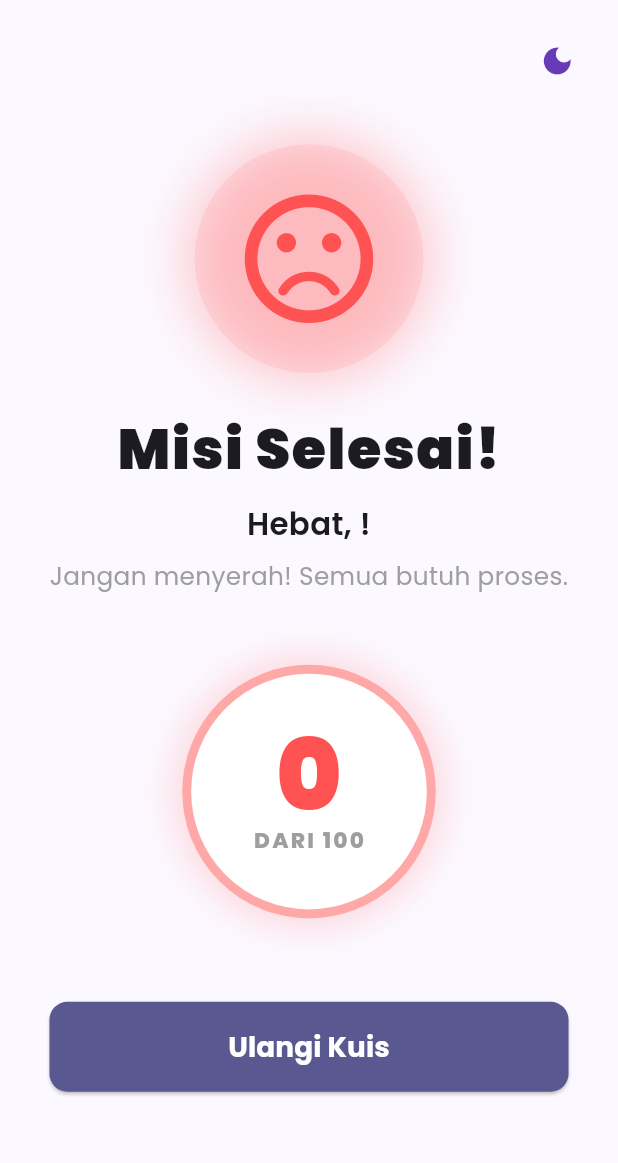
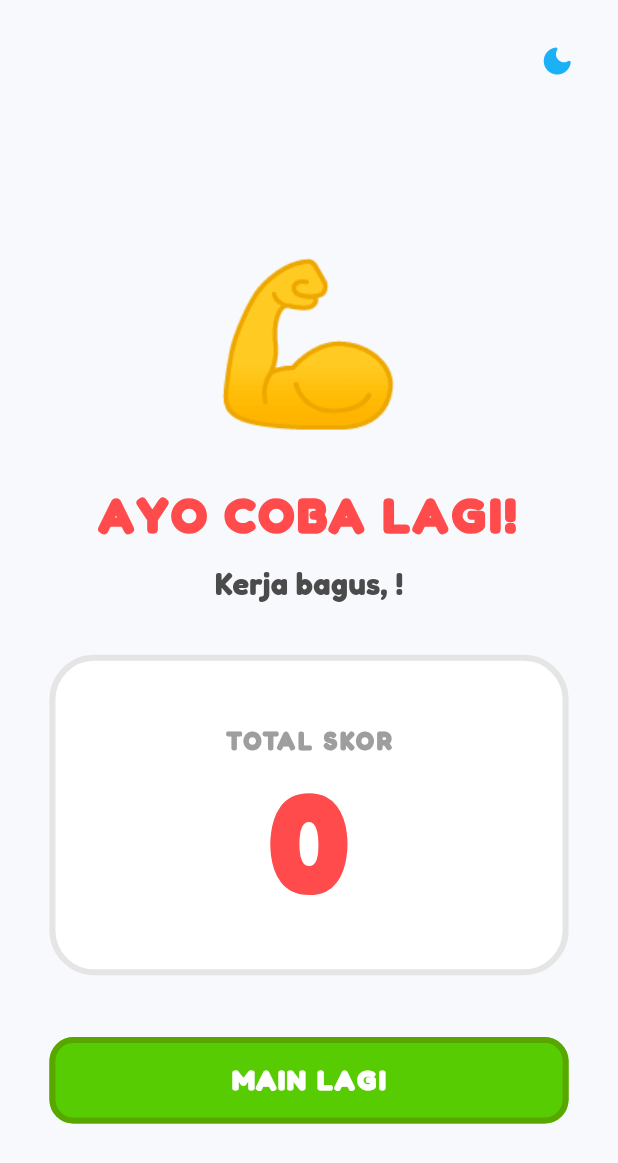
Before and after one commit to ArghaNiqieW11/UTS_Lab_PemMob, a Flutter app: the ResultScreen screen opened by its route, on a phone screen of 412 x 824 dp. Shown: the top 1163 px of the screen. Run offline on Flutter 3.47's test engine with Material 3 defaults, Android fonts, the phone set to English and light mode, and no system bars; our stand-ins replace go_router, google_fonts.

Commit message:
feat: rombak total desain UI menjadi tema playful gamified style (ala Duolingo atau Kahoot)

```diff
--- a/lib/screens/result_screen.dart
+++ b/lib/screens/result_screen.dart
@@ -17,94 +17,93 @@ class ResultScreen extends StatelessWidget {
     final screenWidth = MediaQuery.of(context).size.width;
 
     final maxScore = QuizData.questions.length * 10;
-    String feedbackMessage;
-    IconData feedbackIcon;
+    String feedbackTitle;
     Color feedbackColor;
+    String assetIcon;
 
     if (provider.score == maxScore) {
-      feedbackMessage = "Sempurna! Kamu pantas jadi Master Flutter.";
-      feedbackIcon = Icons.stars_rounded;
-      feedbackColor = Colors.amber;
+      feedbackTitle = "SEMPURNA!";
+      feedbackColor = const Color(0xFFFFC800);
+      assetIcon = '🏆';
     } else if (provider.score >= maxScore * 0.7) {
-      feedbackMessage = "Luar biasa! Pemahamanmu sangat tajam.";
-      feedbackIcon = Icons.thumb_up_alt_rounded;
-      feedbackColor = Colors.greenAccent.shade400;
-    } else if (provider.score >= maxScore * 0.4) {
-      feedbackMessage = "Lumayan! Ayo baca kembali modulnya.";
-      feedbackIcon = Icons.menu_book_rounded;
-      feedbackColor = Colors.orangeAccent;
+      feedbackTitle = "LUAR BIASA!";
+      feedbackColor = const Color(0xFF58CC02);
+      assetIcon = '🔥';
     } else {
-      feedbackMessage = "Jangan menyerah! Semua butuh proses.";
-      feedbackIcon = Icons.sentiment_dissatisfied_rounded;
-      feedbackColor = Colors.redAccent;
+      feedbackTitle = "AYO COBA LAGI!";
+      feedbackColor = const Color(0xFFFF4B4B);
+      assetIcon = '💪';
     }
 
     return Scaffold(
       body: SafeArea(
-        child: Stack(
+        child: Column(
           children: [
             Align(
               alignment: Alignment.topRight,
               child: Padding(
                 padding: EdgeInsets.all(screenWidth * 0.04),
                 child: IconButton(
-                  icon: Icon(themeProvider.isDarkMode ? Icons.light_mode : Icons.dark_mode, color: isDark ? Colors.amber : Colors.deepPurple),
+                  icon: Icon(themeProvider.isDarkMode ? Icons.light_mode_rounded : Icons.dark_mode_rounded),
+                  color: isDark ? Colors.amber : const Color(0xFF1CB0F6),
                   onPressed: () => themeProvider.toggleTheme(),
                 ),
               ),
             ),
-            Center(
+            Expanded(
+              child: Center(
                 child: SingleChildScrollView(
-                padding: EdgeInsets.all(screenWidth * 0.08),
+                  padding: EdgeInsets.symmetric(horizontal: screenWidth * 0.08),
                   child: Column(
                     mainAxisAlignment: MainAxisAlignment.center,
                     children: [
-                    Container(
-                      padding: EdgeInsets.all(screenWidth * 0.06),
-                      decoration: BoxDecoration(shape: BoxShape.circle, color: feedbackColor.withOpacity(0.1), boxShadow: [BoxShadow(color: feedbackColor.withOpacity(0.3), blurRadius: 30, spreadRadius: 5)]),
-                      child: Icon(feedbackIcon, size: screenWidth * 0.25, color: feedbackColor),
-                    ),
-                    SizedBox(height: screenWidth * 0.06),
-                    Text('Misi Selesai!', style: TextStyle(fontSize: screenWidth * 0.09, fontWeight: FontWeight.w900, letterSpacing: 1)),
-                    SizedBox(height: screenWidth * 0.02),
+                      Text(assetIcon, style: TextStyle(fontSize: screenWidth * 0.25)),
+                      SizedBox(height: screenWidth * 0.04),
                       Text(
-                      'Hebat, ${provider.userName}!',
-                      style: TextStyle(fontSize: screenWidth * 0.05, fontWeight: FontWeight.w600),
+                        feedbackTitle,
+                        style: TextStyle(fontSize: screenWidth * 0.08, fontWeight: FontWeight.w900, color: feedbackColor, letterSpacing: 2),
                         textAlign: TextAlign.center,
                       ),
                       SizedBox(height: screenWidth * 0.02),
                       Text(
-                      feedbackMessage,
-                      style: TextStyle(fontSize: screenWidth * 0.04, color: Colors.grey),
-                      textAlign: TextAlign.center,
+                        'Kerja bagus, ${provider.userName}!',
+                        style: TextStyle(fontSize: screenWidth * 0.05, fontWeight: FontWeight.w700, color: isDark ? Colors.white : const Color(0xFF4B4B4B)),
                       ),
-                    SizedBox(height: screenWidth * 0.1),
-                    // Animasi Penghitung Skor Berjalan (Counter Animation)
+                      SizedBox(height: screenWidth * 0.08),
+                      Container(
+                        width: double.infinity,
+                        padding: EdgeInsets.symmetric(vertical: screenWidth * 0.1),
+                        decoration: BoxDecoration(
+                          color: isDark ? const Color(0xFF202F36) : Colors.white,
+                          borderRadius: BorderRadius.circular(30),
+                          border: Border.all(color: isDark ? const Color(0xFF37464F) : const Color(0xFFE5E5E5), width: 4),
+                        ),
+                        child: Column(
+                          children: [
+                            Text(
+                              'TOTAL SKOR',
+                              style: TextStyle(fontSize: screenWidth * 0.04, fontWeight: FontWeight.w900, color: Colors.grey, letterSpacing: 2),
+                            ),
+                            SizedBox(height: screenWidth * 0.02),
                             TweenAnimationBuilder<int>(
                               tween: IntTween(begin: 0, end: provider.score),
                               duration: const Duration(seconds: 2),
-                      curve: Curves.easeOutExpo,
+                              curve: Curves.elasticOut,
                               builder: (context, value, child) {
-                        return Container(
-                          padding: EdgeInsets.all(screenWidth * 0.1),
-                          decoration: BoxDecoration(
-                            shape: BoxShape.circle,
-                            color: isDark ? const Color(0xFF1E1E2C) : Colors.white,
-                            border: Border.all(color: feedbackColor.withOpacity(0.5), width: 6),
-                            boxShadow: [BoxShadow(color: feedbackColor.withOpacity(0.2), blurRadius: 20, spreadRadius: 5)],
-                          ),
-                          child: Column(
-                            children: [
-                              Text('$value', style: TextStyle(fontSize: screenWidth * 0.16, fontWeight: FontWeight.w900, color: feedbackColor, height: 1.0)),
-                              Text('DARI $maxScore', style: TextStyle(fontSize: screenWidth * 0.035, fontWeight: FontWeight.w800, color: Colors.grey, letterSpacing: 1.5)),
-                            ],
-                          ),
+                                return Text(
+                                  '$value',
+                                  style: TextStyle(fontSize: screenWidth * 0.22, fontWeight: FontWeight.w900, color: feedbackColor, height: 1.0),
                                 );
                               },
                             ),
-                    SizedBox(height: screenWidth * 0.12),
+                          ],
+                        ),
+                      ),
+                      SizedBox(height: screenWidth * 0.1),
                       PrimaryButton(
-                      text: 'Ulangi Kuis',
+                        text: 'MAIN LAGI',
+                        color: const Color(0xFF58CC02),
+                        shadowColor: const Color(0xFF58A700),
                         onPressed: () {
                           provider.resetQuiz();
                           context.go('/');
@@ -114,6 +113,7 @@ class ResultScreen extends StatelessWidget {
                   ),
                 ),
               ),
+            ),
           ],
         ),
       ),
--- a/lib/widgets/primary_button.dart
+++ b/lib/widgets/primary_button.dart
@@ -4,32 +4,44 @@ class PrimaryButton extends StatelessWidget {
   final String text;
   final VoidCallback onPressed;
   final Color? color;
+  final Color? shadowColor;
 
   const PrimaryButton({
     super.key,
     required this.text,
     required this.onPressed,
     this.color,
+    this.shadowColor,
   });
 
   @override
   Widget build(BuildContext context) {
     final screenWidth = MediaQuery.of(context).size.width;
+    final btnColor = color ?? const Color(0xFF58CC02); // Default Green
+    final btnShadow = shadowColor ?? const Color(0xFF58A700);
+
     return SizedBox(
       width: double.infinity,
+      height: screenWidth * 0.14,
       child: ElevatedButton(
         style: ElevatedButton.styleFrom(
-          backgroundColor: color ?? Theme.of(context).colorScheme.primary,
-          foregroundColor: Theme.of(context).colorScheme.onPrimary,
-          padding: EdgeInsets.symmetric(vertical: screenWidth * 0.04),
+          backgroundColor: btnColor,
+          foregroundColor: Colors.white,
+          elevation: 0,
           shape: RoundedRectangleBorder(
-            borderRadius: BorderRadius.circular(12),
+            borderRadius: BorderRadius.circular(16),
           ),
+          side: BorderSide(color: btnShadow, width: 4),
+          shadowColor: Colors.transparent,
         ),
         onPressed: onPressed,
         child: Text(
-          text,
-          style: TextStyle(fontSize: screenWidth * 0.045, fontWeight: FontWeight.bold),
+          text.toUpperCase(),
+          style: TextStyle(
+            fontSize: screenWidth * 0.045,
+            fontWeight: FontWeight.w900,
+            letterSpacing: 1.5,
+          ),
         ),
       ),
     );
```
Also changed, not shown: lib/main.dart (+8 -4 lines), lib/screens/quiz_screen.dart (+68 -68 lines), lib/screens/welcome_screen.dart (+65 -66 lines). Lines whose indentation alone changed are shown as unchanged.
